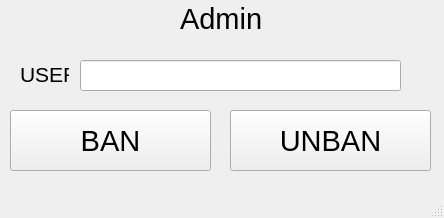
romaprime135/MasterProject, file ServerPart/mainwindow.ui: the form before one commit.
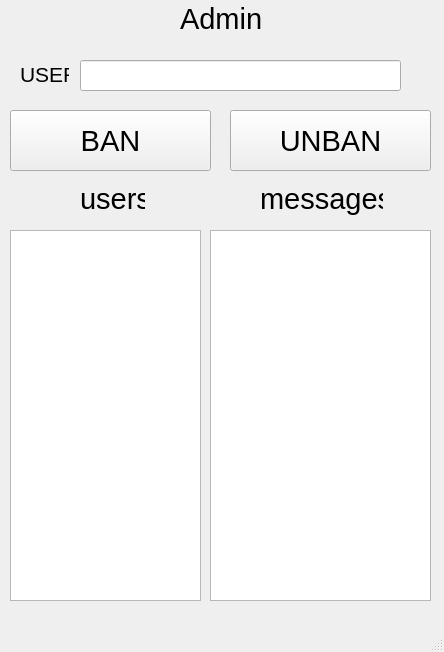
The form after the commit.

The edit to the form file:
```diff
--- a/ServerPart/mainwindow.ui
+++ b/ServerPart/mainwindow.ui
@@ -7,7 +7,7 @@
     <x>0</x>
     <y>0</y>
     <width>444</width>
-    <height>218</height>
+    <height>652</height>
    </rect>
   </property>
   <property name="windowTitle">
@@ -96,6 +96,62 @@
      <string>UNBAN</string>
     </property>
    </widget>
+   <widget class="QLabel" name="UsersHelp">
+    <property name="geometry">
+     <rect>
+      <x>80</x>
+      <y>180</y>
+      <width>65</width>
+      <height>38</height>
+     </rect>
+    </property>
+    <property name="font">
+     <font>
+      <pointsize>22</pointsize>
+     </font>
+    </property>
+    <property name="text">
+     <string>users</string>
+    </property>
+   </widget>
+   <widget class="QLabel" name="MessagesHelp">
+    <property name="geometry">
+     <rect>
+      <x>260</x>
+      <y>180</y>
+      <width>123</width>
+      <height>38</height>
+     </rect>
+    </property>
+    <property name="font">
+     <font>
+      <pointsize>22</pointsize>
+     </font>
+    </property>
+    <property name="text">
+     <string>messages</string>
+    </property>
+   </widget>
+   <widget class="QTreeView" name="UsersView">
+    <property name="geometry">
+     <rect>
+      <x>10</x>
+      <y>230</y>
+      <width>191</width>
+      <height>371</height>
+     </rect>
+    </property>
+   </widget>
+   <widget class="QTreeView" name="MessagesView">
+    <property name="geometry">
+     <rect>
+      <x>210</x>
+      <y>230</y>
+      <width>221</width>
+      <height>371</height>
+     </rect>
+    </property>
+   </widget>
   </widget>
   <widget class="QMenuBar" name="menubar">
    <property name="geometry">
```
